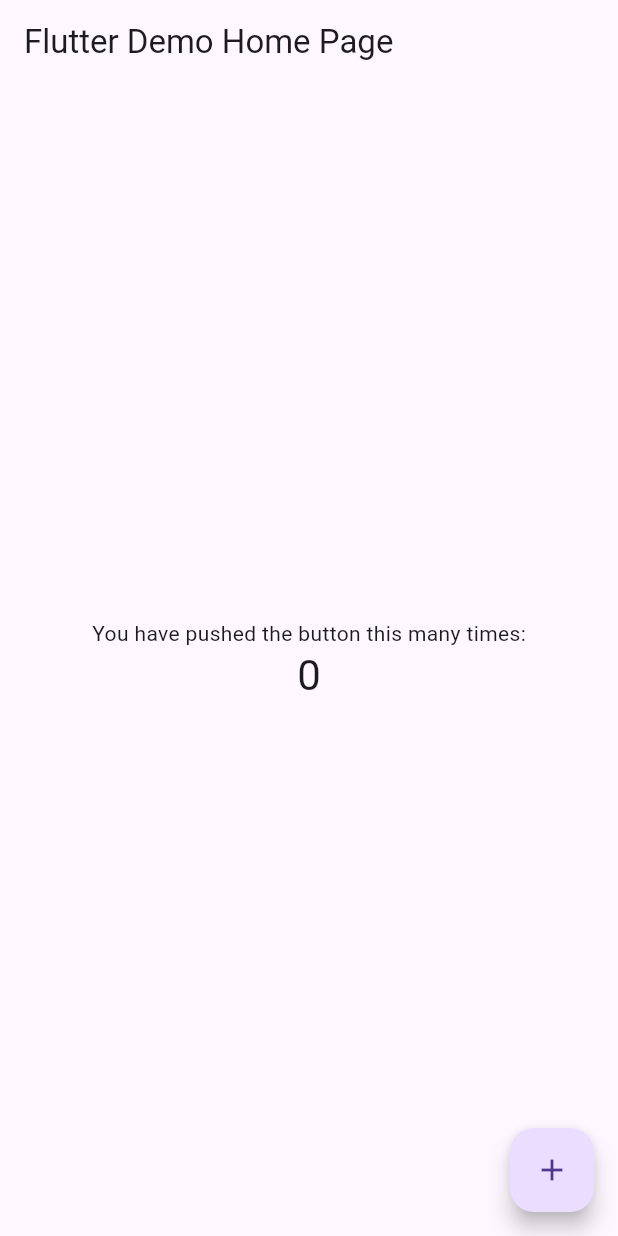
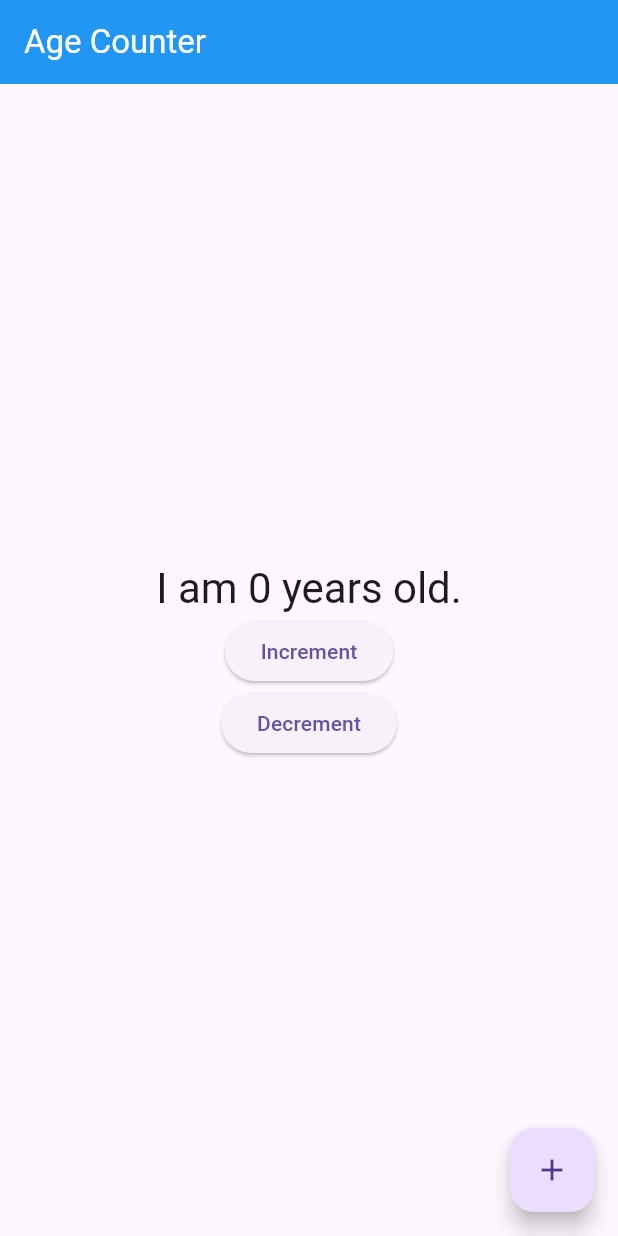
Before and after one commit to Ruhisawant/Age-Counter, a Flutter app: the screen it shows after launch, on a phone screen of 412 x 824 dp. Run offline on Flutter 3.47's test engine with Material 3 defaults, Android fonts, the light colour scheme and no system bars; missing offline and left inert: window_size.

Commit message:
Added buttons

```diff
--- a/lib/main.dart
+++ b/lib/main.dart
@@ -53,6 +53,10 @@
     value += 1;
     notifyListeners();
   }
+  void decrement() {
+    value -= 1;
+    notifyListeners();
+  }
 }
 
 class MyApp extends StatelessWidget {
@@ -63,7 +67,6 @@
     return MaterialApp(
       title: 'Flutter Demo',
       theme: ThemeData(
-        primarySwatch: Colors.blue,
         useMaterial3: true,
       ),
       home: const MyHomePage(),
@@ -78,22 +81,38 @@
   Widget build(BuildContext context) {
     return Scaffold(
       appBar: AppBar(
-        title: const Text('Flutter Demo Home Page'),
+        title: const Text(
+          'Age Counter',
+          style: TextStyle(color: Colors.white),
+        ),
+        backgroundColor: Colors.blue,
+        centerTitle: false,
       ),
       body: Center(
         child: Column(
           mainAxisAlignment: MainAxisAlignment.center,
           children: [
-            const Text('You have pushed the button this many times:'),
             // Consumer looks for an ancestor Provider widget
             // and retrieves its model (Counter, in this case).
             // Then it uses that model to build widgets, and will trigger
             // rebuilds if the model is updated.
             Consumer<Counter>(
               builder: (context, counter, child) => Text(
-                '${counter.value}',
+                'I am ${counter.value} years old.',
                 style: Theme.of(context).textTheme.headlineMedium,
               ),
+            ),
+            ElevatedButton(
+              onPressed: () {
+                context.read<Counter>().increment();
+              },
+              child: const Text('Increment'),
+            ),
+            ElevatedButton(
+              onPressed: () {
+                context.read<Counter>().decrement();
+              },
+              child: const Text('Decrement'),
             ),
           ],
         ),
```
